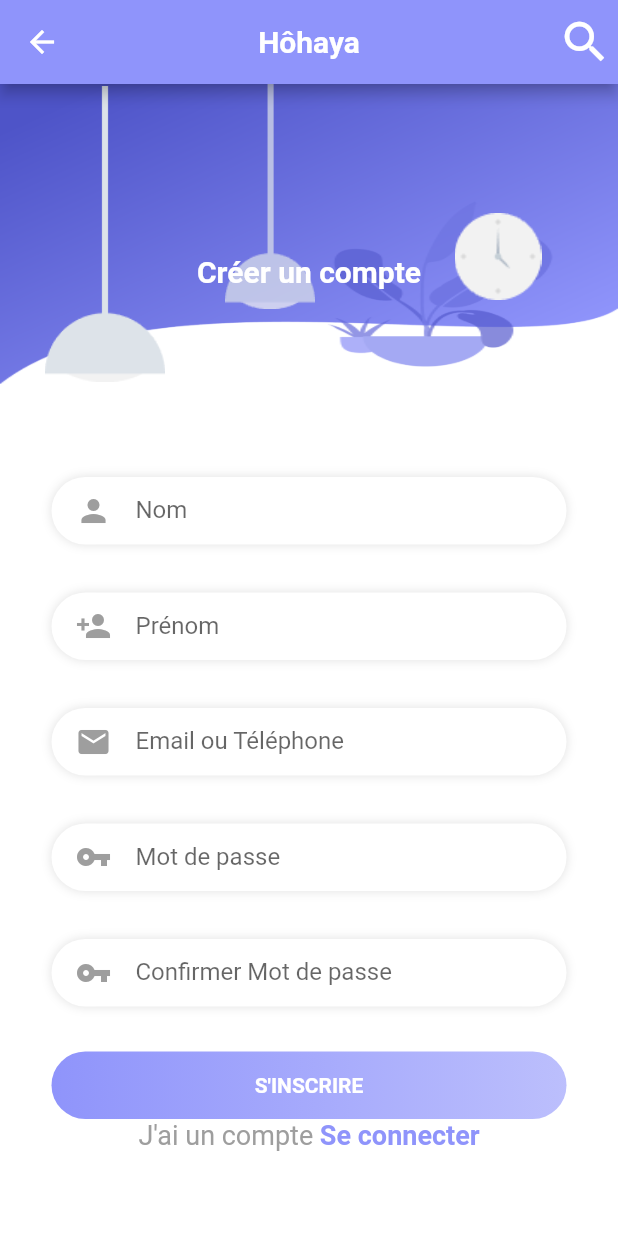
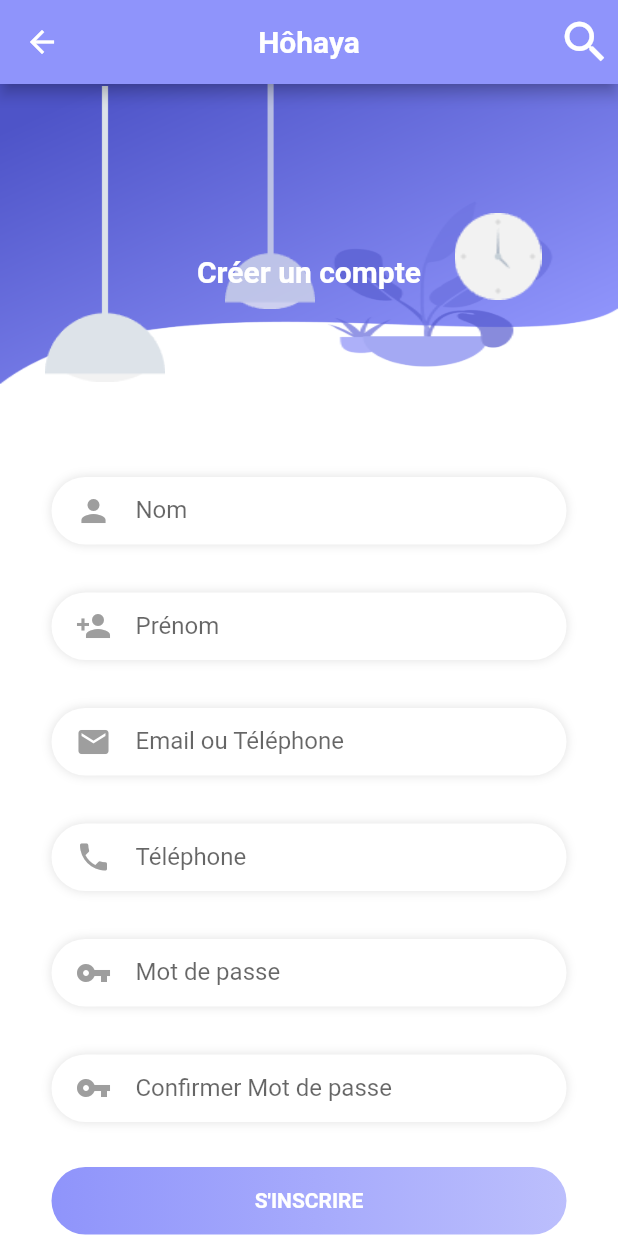
Before and after one commit to cyrDominicytos/Hohaya, a Flutter app: the Sign screen opened by its route, on a phone screen of 412 x 824 dp. Run offline on Flutter 3.47's test engine with Material 2 defaults, Android fonts, the phone set to English and light mode, and no system bars; our stand-ins replace google_maps_flutter, simple_animations.

```diff
--- a/lib/screen/MenuFile.dart
+++ b/lib/screen/MenuFile.dart
@@ -147,8 +147,7 @@ class _MenuFileState extends State<MenuFile> {
             padding: EdgeInsets.only(left: 25),
             child: ListTile(
                 onTap: () {
-                  Navigator.of(context).pushNamed(
-                      LastHomePage.tag, arguments: 0);
+                  Navigator.of(context).pushNamed("/Location");
                 },
                 leading: Icon(Icons.airline_seat_individual_suite),
                 title: Text("Liste",
--- a/lib/screen/RouteGenerator.dart
+++ b/lib/screen/RouteGenerator.dart
@@ -1,5 +1,6 @@
 import 'package:flutter/material.dart';
 import 'package:hohaya/proprietaire/CreerGites.dart';
+import 'package:hohaya/proprietaire/Location.dart';
 import 'package:hohaya/proprietaire/MesPublications.dart';
 import 'package:hohaya/screen/HomeLast.dart';
 import 'package:hohaya/screen/Loginform.dart';
@@ -74,6 +75,14 @@ class RouteGenerator{
         return MaterialPageRoute(
             builder: (_) => QuickSearchPage()
         );
+      case "/Location" :
+        if (args is int)
+          return MaterialPageRoute(
+            builder: (_) => Location(),
+          );
+        return MaterialPageRoute(
+            builder: (_) => Location()
+        );
       default :
         return MaterialPageRoute(builder: (_) =>  LastHomePage(numero: 0,));
     }
--- a/lib/screen/Sign.dart
+++ b/lib/screen/Sign.dart
@@ -169,9 +169,37 @@ class Sign extends StatelessWidget {
                             ),
                             hintText: 'Email ou Téléphone',
                           ),
+                            keyboardType: TextInputType.emailAddress
                         ),
                       ), //Email ou téléphone
+                      Container(
+                        width: MediaQuery
+                            .of(context)
+                            .size
+                            .width / 1.2,
+                        height: 45,
+                        margin: EdgeInsets.only(top: 32),
+                        padding: EdgeInsets.only(
+                            top: 4, left: 16, right: 16, bottom: 4),
+                        decoration: BoxDecoration(
+                            borderRadius: BorderRadius.all(Radius.circular(50)),
+                            color: Colors.white,
+                            boxShadow: [
+                              BoxShadow(color: Colors.black12, blurRadius: 5)
+                            ]),
+                        child: TextField(
+                            decoration: InputDecoration(
+                              border: InputBorder.none,
+                              icon: Icon(
+                                Icons.phone,
+                                color: Colors.grey,
+                              ),
+                              hintText: 'Téléphone',
 
+                            ),
+                            keyboardType: TextInputType.number
+                        ),
+                      ),
                       Container(
                         width: MediaQuery.of(context).size.width / 1.2,
                         height: 45,
--- a/pubspec.yaml
+++ b/pubspec.yaml
@@ -21,6 +21,10 @@ dependencies:
     sdk: flutter
   simple_animations: ^1.3.8
   font_awesome_flutter: ^8.2.8
+  google_maps_flutter: ^0.5.27+3
+
+
+
 
   # The following adds the Cupertino Icons font to your application.
   # Use with the CupertinoIcons class for iOS style icons.
```
Also changed, not shown: lib/proprietaire/CreerGites.dart (+50 -73 lines), lib/proprietaire/Location.dart (added, +47 -0 lines), pubspec.lock.
